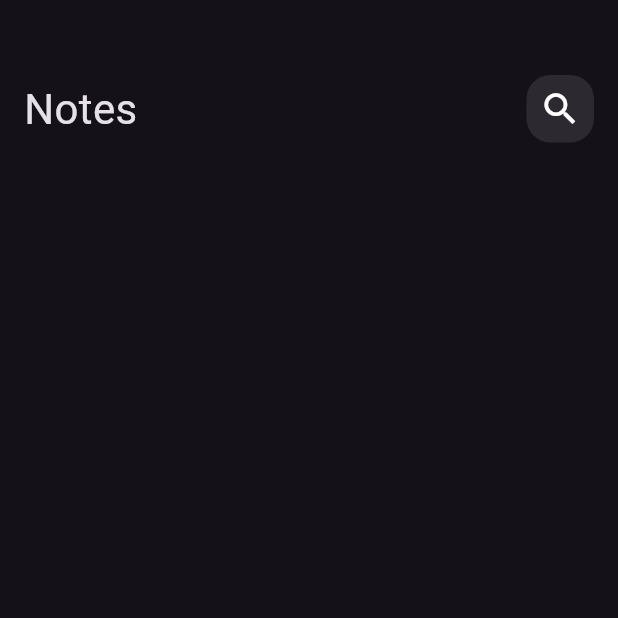
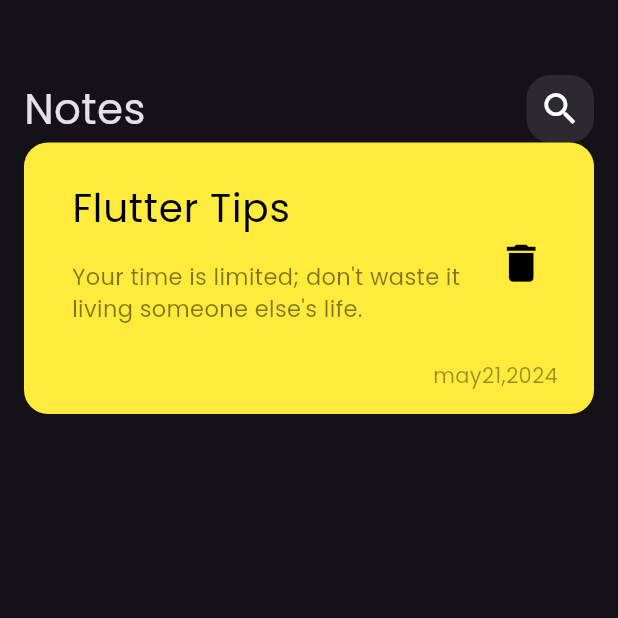
Before and after one commit to HadyRageh/notes_app, a Flutter app: the screen it shows after launch, on a phone screen of 412 x 824 dp, the top half of it. Run offline on Flutter 3.47's test engine with Material 3 defaults, Android fonts, the phone set to English and light mode, and no system bars.

Commit message:
create custom note item

```diff
--- a/lib/main.dart
+++ b/lib/main.dart
@@ -15,6 +15,7 @@ class MyApp extends StatelessWidget {
       title: 'Flutter Demo',
       theme: ThemeData(
         brightness: Brightness.dark,
+        fontFamily: 'Poppins',
       ),
       home: NotesView(),
     );
--- /dev/null
+++ b/lib/widgets/note_item.dart
@@ -0,0 +1,55 @@
+// ignore_for_file: prefer_const_constructors
+
+import 'package:flutter/material.dart';
+
+class NoteItem extends StatelessWidget {
+  const NoteItem({super.key});
+
+  @override
+  Widget build(BuildContext context) {
+    return Container(
+      padding: EdgeInsets.only(top: 16, bottom: 16, left: 16),
+      decoration: BoxDecoration(
+        color: Colors.yellow,
+        borderRadius: BorderRadius.circular(16),
+      ),
+      child: Column(
+        crossAxisAlignment: CrossAxisAlignment.end,
+        children: [
+          ListTile(
+            title: Text(
+              'Flutter Tips',
+              style: TextStyle(
+                color: Colors.black,
+                fontSize: 26,
+              ),
+            ),
+            subtitle: Padding(
+              padding: const EdgeInsets.only(top: 16.0, bottom: 16),
+              child: Text(
+                'Your time is limited; don\'t waste it living someone else\'s life.',
+                style: TextStyle(
+                    color: Colors.black.withOpacity(0.5), fontSize: 15),
+              ),
+            ),
+            trailing: IconButton(
+              onPressed: () {},
+              icon: Icon(
+                Icons.delete,
+                color: Colors.black,
+                size: 33,
+              ),
+            ),
+          ),
+          Padding(
+            padding: const EdgeInsets.only(right: 24),
+            child: Text(
+              'may21,2024',
+              style: TextStyle(color: Colors.black.withOpacity(0.4)),
+            ),
+          ),
+        ],
+      ),
+    );
+  }
+}
--- a/lib/widgets/notes_view_body.dart
+++ b/lib/widgets/notes_view_body.dart
@@ -2,6 +2,7 @@
 
 import 'package:flutter/material.dart';
 import 'package:notes_app/widgets/custom_appbar.dart';
+import 'package:notes_app/widgets/note_item.dart';
 
 class NotesViewBody extends StatelessWidget {
   const NotesViewBody({super.key});
@@ -16,6 +17,7 @@ class NotesViewBody extends StatelessWidget {
             height: 50,
           ),
           CustomAppBar(),
+          NoteItem(),
         ],
       ),
     );
```
Also changed, not shown: pubspec.yaml (+4 -4 lines), assets/fonts/Poppins-Regular.ttf (added).
